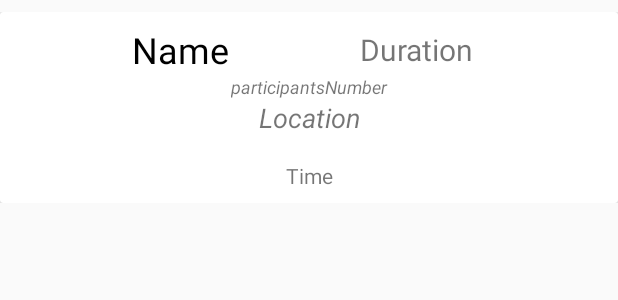
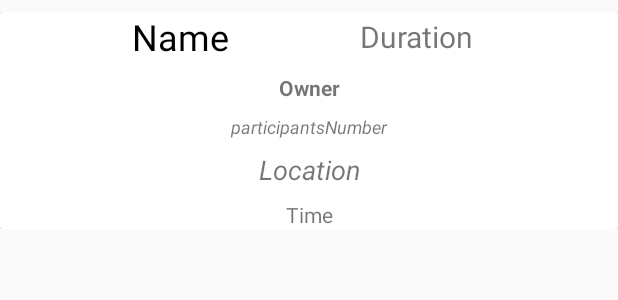
Before and after one commit to minut1bc/Groupify, an Android app: the layout recycler_item.xml on its own in the app's theme, with its tools: preview values and no code run, on a phone screen of 412 x 824 dp. Shown: the top 300 px of the screen. Run offline under Robolectric (Android 15) with nearby library versions, the phone set to English and light mode, and no system bars.

Commit message:
Add owner and join, leave, delete event actions

```diff
--- a/app/build.gradle
+++ b/app/build.gradle
@@ -17,10 +17,14 @@ android {
             proguardFiles getDefaultProguardFile('proguard-android.txt'), 'proguard-rules.pro'
         }
     }
+    compileOptions {
+        sourceCompatibility JavaVersion.VERSION_1_8
+        targetCompatibility JavaVersion.VERSION_1_8
+    }
 }
 
 dependencies {
-    implementation fileTree(dir: 'libs', include: ['*.jar'])
+    implementation fileTree(include: ['*.jar'], dir: 'libs')
     implementation 'com.android.support:appcompat-v7:28.0.0'
     implementation 'com.android.support.constraint:constraint-layout:1.1.3'
     testImplementation 'junit:junit:4.12'
--- a/app/src/main/java/com/app/accgt/groupify/activities/MainActivity.java
+++ b/app/src/main/java/com/app/accgt/groupify/activities/MainActivity.java
@@ -41,7 +41,7 @@ public class MainActivity extends AppCompatActivity {
         db = FirebaseFirestore.getInstance();
         if (auth.getCurrentUser() != null) {
             // signed in
-            User user = new User(auth.getCurrentUser().getUid());
+            User user = new User(auth.getCurrentUser().getUid(), auth.getCurrentUser().getDisplayName());
             db.collection("users").document().set(user);
             Log.d(TAG, "Signed in as " + auth.getCurrentUser().getDisplayName());
             startActivity(feedIntent);
@@ -76,7 +76,7 @@ public class MainActivity extends AppCompatActivity {
 
                     if (fbUser != null) {
                         // save the user info in the database to /users/$UID/
-                        User user = new User(fbUser.getUid());
+                        User user = new User(fbUser.getUid(), fbUser.getDisplayName());
                         db.collection("users").document().set(user);
                         Log.d(TAG, "Signed in with UID " + user.getUid());
 
--- a/app/src/main/java/com/app/accgt/groupify/utils/EventHolder.java
+++ b/app/src/main/java/com/app/accgt/groupify/utils/EventHolder.java
@@ -11,8 +11,9 @@ import com.app.accgt.groupify.R;
 public class EventHolder extends RecyclerView.ViewHolder {
     public LinearLayout eventItem;
     public TextView name;
+    public TextView duration;
+    public TextView owner;
     public TextView participantsNumber;
-    public TextView duration;
     public TextView location;
     public TextView time;
 
@@ -20,8 +21,9 @@ public class EventHolder extends RecyclerView.ViewHolder {
         super(itemView);
         eventItem = itemView.findViewById(R.id.event_item);
         name = itemView.findViewById(R.id.event_name_item);
+        duration = itemView.findViewById(R.id.event_duration_item);
+        owner = itemView.findViewById(R.id.event_owner);
         participantsNumber = itemView.findViewById(R.id.event_participants_number_item);
-        duration = itemView.findViewById(R.id.event_duration_item);
         location = itemView.findViewById(R.id.event_location_item);
         time = itemView.findViewById(R.id.event_time_item);
     }
--- a/app/src/main/res/layout/recycler_item.xml
+++ b/app/src/main/res/layout/recycler_item.xml
@@ -27,7 +27,7 @@
                 android:layout_height="wrap_content"
                 android:textColor="@android:color/black"
                 android:textSize="24sp"
-                app:layout_constraintBottom_toTopOf="@id/event_location_item"
+                app:layout_constraintBottom_toTopOf="@id/event_owner"
                 app:layout_constraintEnd_toStartOf="@id/event_duration_item"
                 app:layout_constraintStart_toStartOf="parent"
                 app:layout_constraintTop_toTopOf="parent"
@@ -46,17 +46,28 @@
                 tools:text="Duration" />
 
             <TextView
+                android:id="@+id/event_owner"
+                android:layout_width="wrap_content"
+                android:layout_height="wrap_content"
+                android:layout_marginTop="8dp"
+                android:textStyle="bold"
+                app:layout_constraintBottom_toTopOf="@id/event_participants_number_item"
+                app:layout_constraintEnd_toEndOf="parent"
+                app:layout_constraintStart_toStartOf="parent"
+                app:layout_constraintTop_toBottomOf="@id/event_name_item"
+                tools:text="Owner" />
+
+            <TextView
                 android:id="@+id/event_participants_number_item"
                 android:layout_width="wrap_content"
                 android:layout_height="wrap_content"
-                android:layout_marginStart="8dp"
-                android:layout_marginEnd="8dp"
+                android:layout_marginTop="8dp"
                 android:textSize="12sp"
                 android:textStyle="italic"
                 app:layout_constraintBottom_toTopOf="@id/event_location_item"
                 app:layout_constraintEnd_toEndOf="parent"
                 app:layout_constraintStart_toStartOf="parent"
-                app:layout_constraintTop_toBottomOf="@+id/event_name_item"
+                app:layout_constraintTop_toBottomOf="@+id/event_owner"
                 tools:text="participantsNumber" />
 
             <TextView
@@ -69,7 +80,7 @@
                 app:layout_constraintBottom_toTopOf="@id/event_time_item"
                 app:layout_constraintEnd_toEndOf="parent"
                 app:layout_constraintStart_toStartOf="parent"
-                app:layout_constraintTop_toBottomOf="@id/event_name_item"
+                app:layout_constraintTop_toBottomOf="@id/event_participants_number_item"
                 tools:text="Location" />
 
             <TextView
--- a/build.gradle
+++ b/build.gradle
@@ -8,7 +8,7 @@ buildscript {
 
     }
     dependencies {
-        classpath 'com.android.tools.build:gradle:3.3.0'
+        classpath 'com.android.tools.build:gradle:3.3.1'
 
         classpath 'com.google.gms:google-services:4.2.0'
 
```
Also changed, not shown: app/src/main/java/com/app/accgt/groupify/activities/AddEventActivity.java (+31 -22 lines), app/src/main/java/com/app/accgt/groupify/activities/EventActivity.java (+113 -1 lines), app/src/main/java/com/app/accgt/groupify/activities/FeedActivity.java (+15 -2 lines), app/src/main/java/com/app/accgt/groupify/models/Event.java (+15 -6 lines), app/src/main/java/com/app/accgt/groupify/models/User.java (+11 -1 lines), app/src/main/res/layout/activty_event.xml (+11 -1 lines), app/src/main/res/menu/action_menu.xml (added, +10 -0 lines).
